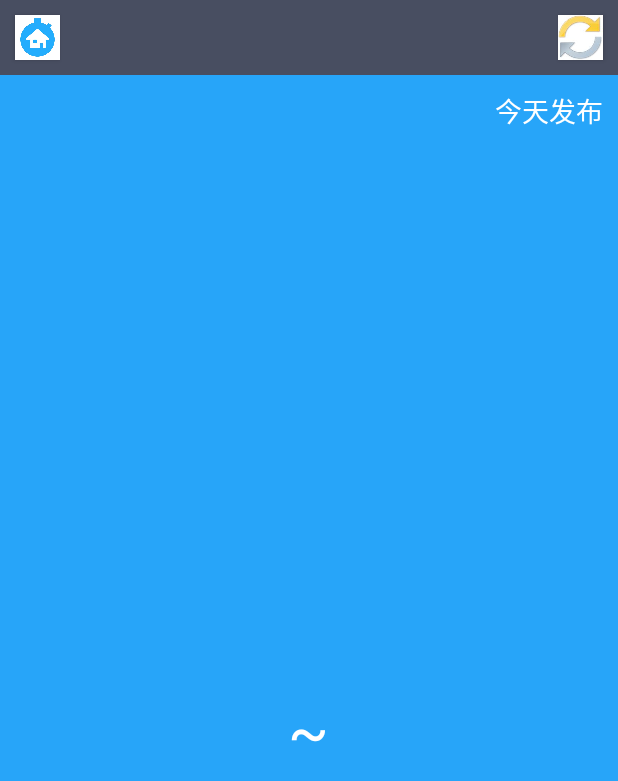
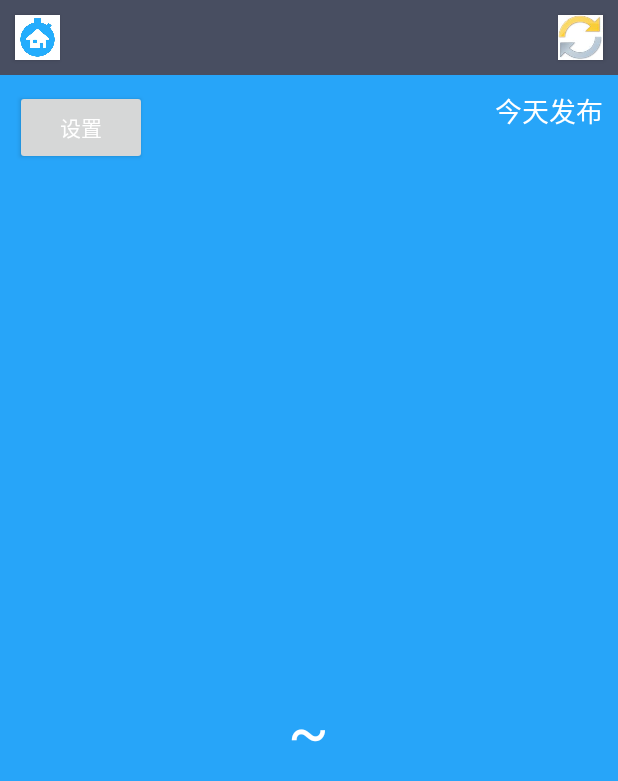
Before and after one commit to whdxkcx/coolweather, an Android app: the WeatherActivity screen opened directly, with no data from a screen before it, on a phone screen of 412 x 824 dp. Shown: the top 781 px of the screen. Run offline under Robolectric (Android 15) with nearby library versions, the phone set to English and light mode, and no system bars.

Commit message:
启动和关闭自动更新功能

```diff
--- a/app/src/main/AndroidManifest.xml
+++ b/app/src/main/AndroidManifest.xml
@@ -12,12 +12,12 @@
         <activity android:name=".activity.ChooseAreaActivity">
             <intent-filter>
                 <action android:name="android.intent.action.MAIN" />
-
                 <category android:name="android.intent.category.LAUNCHER" />
             </intent-filter>
         </activity>
 
         <activity android:name=".activity.WeatherActivity"></activity>
+        <activity android:name=".activity.WeatherSettings"></activity>
 
         <service android:name="com.coolweather.app.coolweather.service.AutoUpdateService"></service>
         <receiver android:name=".receiver.AutoUpdateReceiver"></receiver>
--- a/app/src/main/java/com/coolweather/app/coolweather/activity/WeatherActivity.java
+++ b/app/src/main/java/com/coolweather/app/coolweather/activity/WeatherActivity.java
@@ -44,7 +44,8 @@ public class WeatherActivity extends Activity implements View.OnClickListener{
     private Button switchCity;
     //更新天气按钮
     private Button refreshWeather;
-
+    //设置按钮
+    private Button settings;
 
     @Override
     protected void onCreate(@Nullable Bundle savedInstanceState) {
@@ -61,6 +62,15 @@ public class WeatherActivity extends Activity implements View.OnClickListener{
         currentDateText=(TextView) findViewById(R.id.current_date);
         switchCity=(Button) findViewById(R.id.switch_city);
         refreshWeather=(Button) findViewById(R.id.refresh_weather);
+        settings=(Button) findViewById(R.id.weather_settings);
+        settings.setOnClickListener(new View.OnClickListener() {
+            @Override
+            public void onClick(View view) {
+                System.out.println("settings");
+                Intent i=new Intent(WeatherActivity.this,WeatherSettings.class);
+                startActivity(i);
+            }
+        });
         String countyCode=getIntent().getStringExtra("county_code");
         if(!TextUtils.isEmpty(countyCode)){
             //有县级代号时就去查询天气
@@ -92,6 +102,11 @@ public class WeatherActivity extends Activity implements View.OnClickListener{
                 if(!TextUtils.isEmpty(weatherCode)){
                     queryWeatherInfo(weatherCode);
                 }
+                break;
+            case R.id.weather_settings:
+                System.out.println("settings");
+                Intent i=new Intent(WeatherActivity.this,WeatherSettings.class);
+                startActivity(i);
                 break;
             default:
                 break;
@@ -166,8 +181,7 @@ public class WeatherActivity extends Activity implements View.OnClickListener{
         currentDateText.setText(prefs.getString("current_date",""));
         weatherInfoLayout.setVisibility(View.VISIBLE);
         cityNameText.setVisibility(View.VISIBLE);
-        Intent i=new Intent(this, AutoUpdateService.class);
-        startService(i);
+
     }
 
 }
--- a/app/src/main/res/layout/wwather_layout.xml
+++ b/app/src/main/res/layout/wwather_layout.xml
@@ -50,6 +50,16 @@
             android:textColor="#FFF"
             android:textSize="18sp"/>
 
+        <Button
+            android:id="@+id/weather_settings"
+            android:layout_width="wrap_content"
+            android:layout_height="50dp"
+            android:layout_alignParentLeft="true"
+            android:layout_marginLeft="10dp"
+            android:layout_marginTop="10dp"
+            android:text="设置"
+            android:textColor="#FFF"
+           />
 
     <LinearLayout
         android:id="@+id/weather_info_layout"
```
Also changed, not shown: app/src/main/java/com/coolweather/app/coolweather/activity/WeatherSettings.java (added, +54 -0 lines), app/src/main/res/layout/settings_layout.xml (added, +41 -0 lines), app/src/main/res/drawable/settings.jpg (added).
